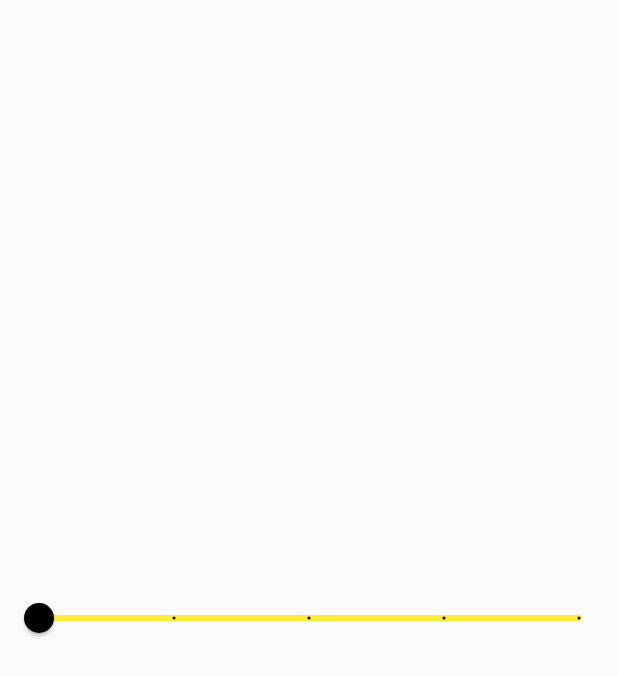
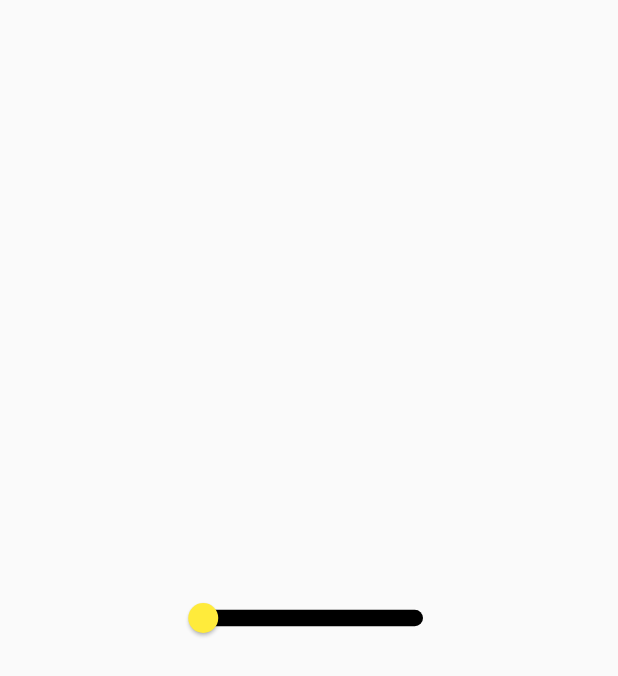
Before and after one commit to PiyushVaghasiya/trainee_app, a Flutter app: the screen it shows after launch, on a phone screen of 412 x 824 dp. Shown: the top 676 px of the screen. Run offline on Flutter 3.47's test engine with Material 2 defaults, Android fonts, the phone set to English and light mode, and no system bars; our stand-ins replace form_field_validator; missing offline and left inert: dart:ffi.

```diff
--- a/lib/Demo/Slider.dart
+++ b/lib/Demo/Slider.dart
@@ -31,12 +31,23 @@ class _SliderScreenState extends State<SliderScreen>
         child: Scaffold(
       body: Container(
         child: Center(
+          child: SliderTheme(
+            data: SliderThemeData(
+              activeTrackColor: Colors.orange,
+              inactiveTrackColor: Colors.black,
+              thumbColor: Colors.yellow,
+              thumbShape: RoundSliderThumbShape(enabledThumbRadius: 10.0),
+              overlayColor: Colors.green.withOpacity(0.18),
+              activeTickMarkColor: Colors.transparent,
+              inactiveTickMarkColor: Colors.white,
+              trackHeight: 11.0,
+            ),
+            child: SizedBox(
+              width: 200,
               child: Slider(
                 mouseCursor: MaterialStateMouseCursor.textable,
-            activeColor: Colors.black,
-            inactiveColor: Colors.yellow,
                 label: currentSliderval.round().toString(),
-            divisions: 4,
+                divisions: 10,
                 autofocus: false,
                 min: 0,
                 max: 100,
@@ -49,6 +60,8 @@ class _SliderScreenState extends State<SliderScreen>
               ),
             ),
           ),
+        ),
+      ),
     ));
   }
 }
```
Also changed, not shown: lib/Demo/dropdown_button.dart (added, +83 -0 lines). Lines whose indentation alone changed are shown as unchanged.
